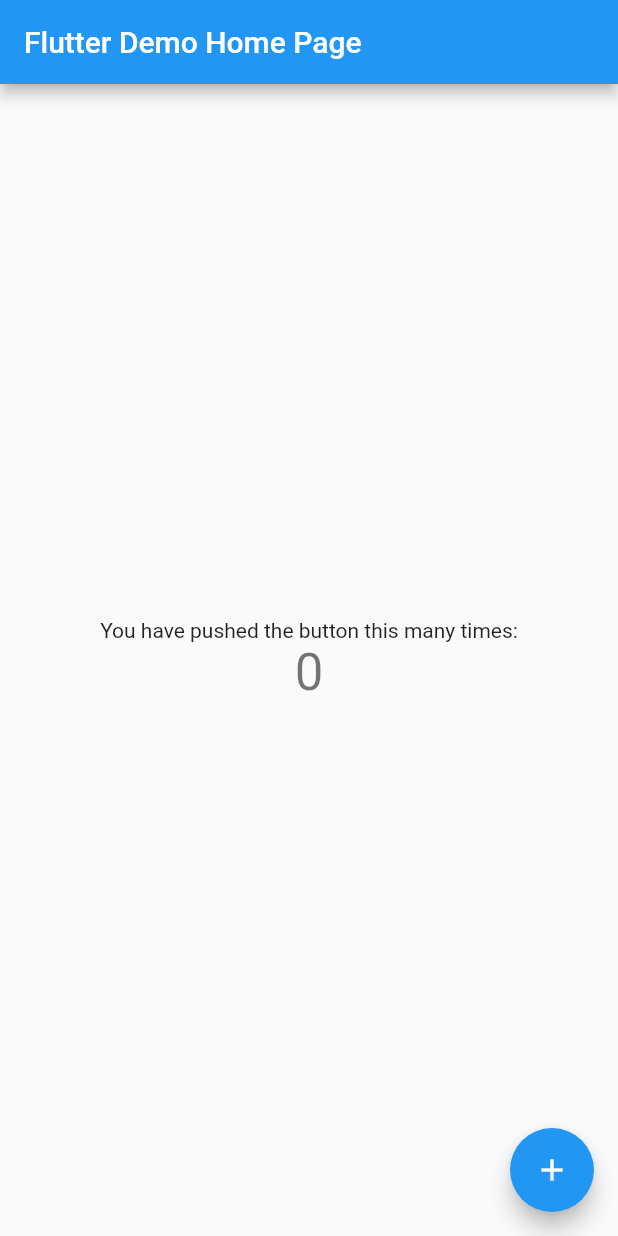
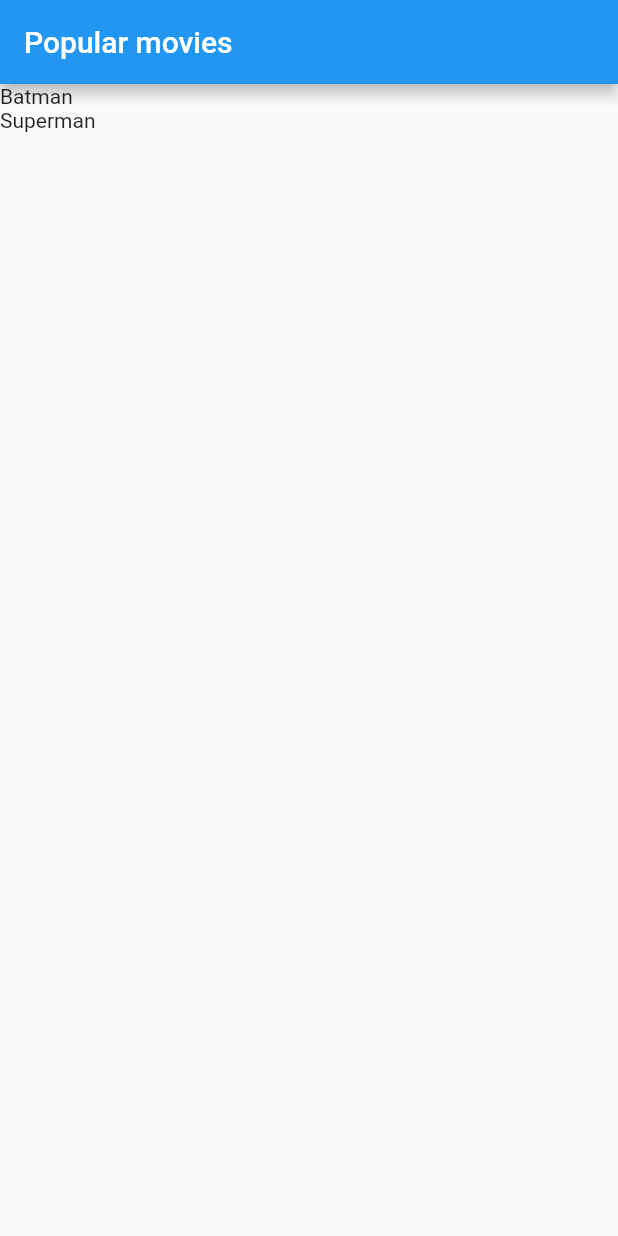
Before and after one commit to remonh87/movies-flutter, a Flutter app: the screen it shows after launch, on a phone screen of 412 x 824 dp. Run offline on Flutter 3.47's test engine with Material 2 defaults, Android fonts, the phone set to English and light mode, and no system bars; our stand-ins replace flutter_redux, redux.

Commit message:
Created view model to display the titles correctly

```diff
--- a/lib/main.dart
+++ b/lib/main.dart
@@ -1,109 +1,28 @@
 import 'package:flutter/material.dart';
+import 'package:moviesflutter/redux/state.dart';
+import 'package:flutter_redux/flutter_redux.dart';
+import 'package:redux/redux.dart';
+import 'package:moviesflutter/redux/reducers/movie_reducers.dart';
+import 'package:moviesflutter/popular_movies_page.dart';
 
-void main() => runApp(new MyApp());
 
-class MyApp extends StatelessWidget {
-  // This widget is the root of your application.
+void main() => runApp(MoviesApp());
+
+class MoviesApp extends StatelessWidget {
+  final Store<AppState> store = Store<AppState>(
+    appStateReducers,
+    initialState: AppState.initial()
+  );
+
   @override
-  Widget build(BuildContext context) {
-    return new MaterialApp(
-      title: 'Flutter Demo',
-      theme: new ThemeData(
-        // This is the theme of your application.
-        //
-        // Try running your application with "flutter run". You'll see the
-        // application has a blue toolbar. Then, without quitting the app, try
-        // changing the primarySwatch below to Colors.green and then invoke
-        // "hot reload" (press "r" in the console where you ran "flutter run",
-        // or press Run > Flutter Hot Reload in IntelliJ). Notice that the
-        // counter didn't reset back to zero; the application is not restarted.
+  Widget build(BuildContext context) => StoreProvider(
+    store: this.store,
+    child: MaterialApp(
+      title: 'Movies app',
+      theme: ThemeData(
         primarySwatch: Colors.blue,
       ),
-      home: new MyHomePage(title: 'Flutter Demo Home Page'),
-    );
-  }
+      home: PopularMoviesPage(),
+    ),
+  );
 }
-
-class MyHomePage extends StatefulWidget {
-  MyHomePage({Key key, this.title}) : super(key: key);
-
-  // This widget is the home page of your application. It is stateful, meaning
-  // that it has a State object (defined below) that contains fields that affect
-  // how it looks.
-
-  // This class is the configuration for the state. It holds the values (in this
-  // case the title) provided by the parent (in this case the App widget) and
-  // used by the build method of the State. Fields in a Widget subclass are
-  // always marked "final".
-
-  final String title;
-
-  @override
-  _MyHomePageState createState() => new _MyHomePageState();
-}
-
-class _MyHomePageState extends State<MyHomePage> {
-  int _counter = 0;
-
-  void _incrementCounter() {
-    setState(() {
-      // This call to setState tells the Flutter framework that something has
-      // changed in this State, which causes it to rerun the build method below
-      // so that the display can reflect the updated values. If we changed
-      // _counter without calling setState(), then the build method would not be
-      // called again, and so nothing would appear to happen.
-      _counter++;
-    });
-  }
-
-  @override
-  Widget build(BuildContext context) {
-    // This method is rerun every time setState is called, for instance as done
-    // by the _incrementCounter method above.
-    //
-    // The Flutter framework has been optimized to make rerunning build methods
-    // fast, so that you can just rebuild anything that needs updating rather
-    // than having to individually change instances of widgets.
-    return new Scaffold(
-      appBar: new AppBar(
-        // Here we take the value from the MyHomePage object that was created by
-        // the App.build method, and use it to set our appbar title.
-        title: new Text(widget.title),
-      ),
-      body: new Center(
-        // Center is a layout widget. It takes a single child and positions it
-        // in the middle of the parent.
-        child: new Column(
-          // Column is also layout widget. It takes a list of children and
-          // arranges them vertically. By default, it sizes itself to fit its
-          // children horizontally, and tries to be as tall as its parent.
-          //
-          // Invoke "debug paint" (press "p" in the console where you ran
-          // "flutter run", or select "Toggle Debug Paint" from the Flutter tool
-          // window in IntelliJ) to see the wireframe for each widget.
-          //
-          // Column has various properties to control how it sizes itself and
-          // how it positions its children. Here we use mainAxisAlignment to
-          // center the children vertically; the main axis here is the vertical
-          // axis because Columns are vertical (the cross axis would be
-          // horizontal).
-          mainAxisAlignment: MainAxisAlignment.center,
-          children: <Widget>[
-            new Text(
-              'You have pushed the button this many times:',
-            ),
-            new Text(
-              '$_counter',
-              style: Theme.of(context).textTheme.display1,
-            ),
-          ],
-        ),
-      ),
-      floatingActionButton: new FloatingActionButton(
-        onPressed: _incrementCounter,
-        tooltip: 'Increment',
-        child: new Icon(Icons.add),
-      ), // This trailing comma makes auto-formatting nicer for build methods.
-    );
-  }
-}
--- /dev/null
+++ b/lib/popular_movies_page.dart
@@ -0,0 +1,52 @@
+import 'package:flutter/material.dart';
+import 'package:flutter_redux/flutter_redux.dart';
+import 'package:meta/meta.dart';
+import 'package:moviesflutter/domain/Movie.dart';
+import 'package:moviesflutter/redux/state.dart';
+import 'package:redux/redux.dart';
+
+class PopularMoviesPage extends StatelessWidget {
+  @override
+  Widget build(BuildContext context) => StoreConnector<AppState, _ViewModel>(
+    converter: (Store<AppState> store) => _ViewModel.create(store),
+    builder: (BuildContext context, _ViewModel viewModel) => Scaffold(
+      appBar: AppBar(
+        title: Text('Popular movies'),
+      ),
+      body: ListView(children: viewModel.movies.map((_MovieViewModel item) => _createWidget(item)).toList()),
+    ),
+  );
+
+  Widget _createWidget(_MovieViewModel item)=> _createToDoItemWidget(item);
+
+
+  Widget _createToDoItemWidget(_MovieItemViewModel item) => Row(
+    children: [
+      Text(item.title),
+    ],
+  );
+}
+
+class _ViewModel {
+
+  final List<_MovieViewModel> movies;
+
+  _ViewModel(this.movies);
+
+  factory _ViewModel.create(Store<AppState> store) {
+    List<_MovieViewModel> movies = store.state.movies
+        .map((Movie movie) => _MovieItemViewModel(movie.title))
+        .toList();
+
+    return _ViewModel(movies);
+  }
+}
+
+abstract class _MovieViewModel {}
+
+@immutable
+class _MovieItemViewModel extends _MovieViewModel {
+  final String title;
+
+  _MovieItemViewModel(this.title);
+}
```
